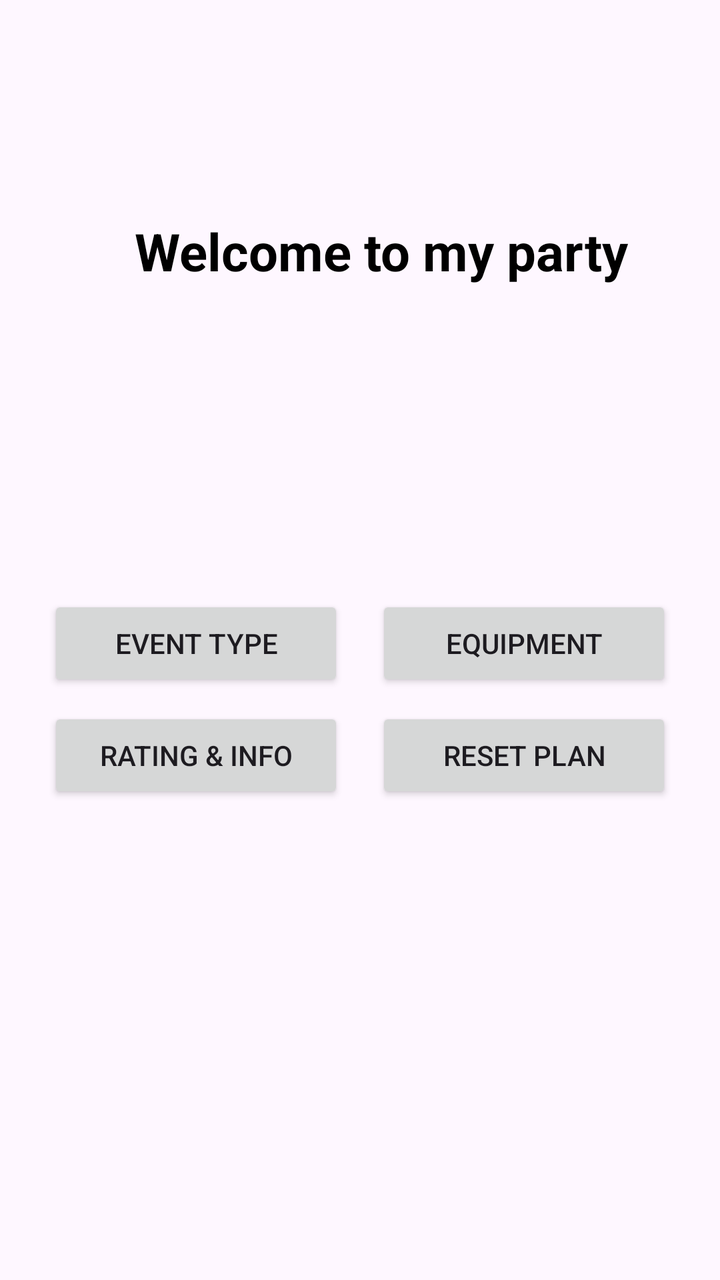
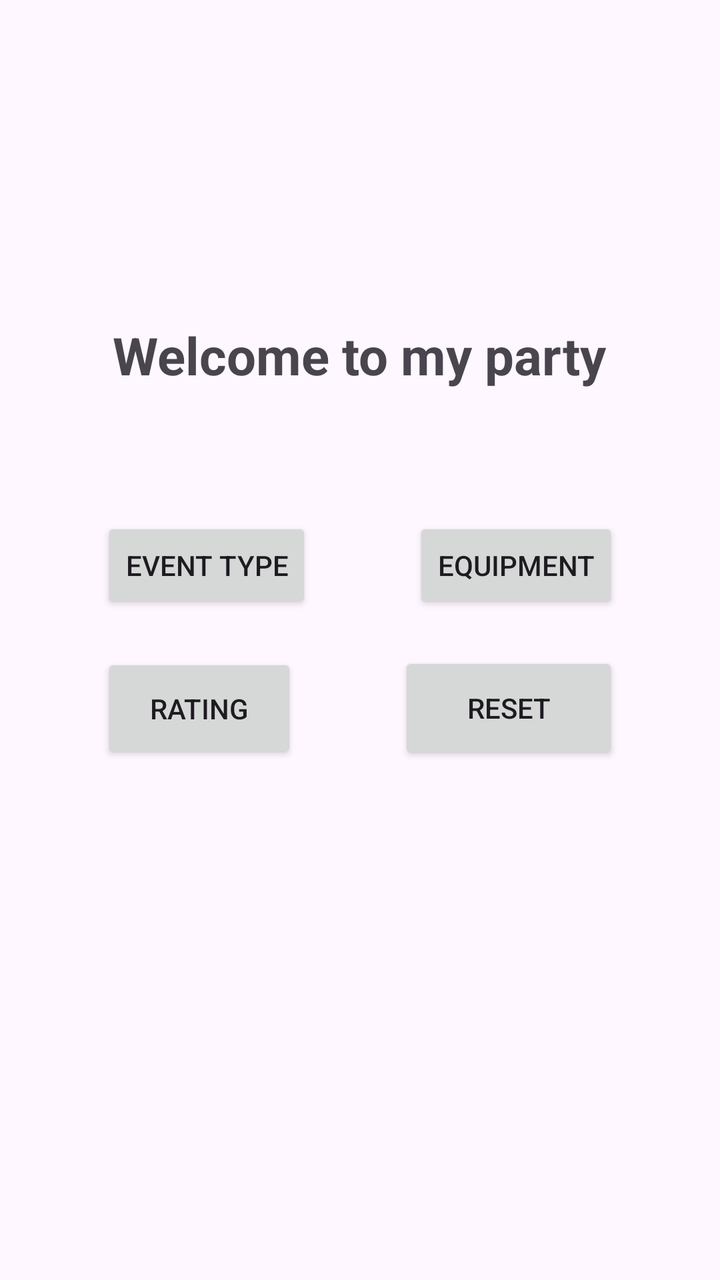

Screens rendered from an Android XML layout before and after an edit, with the pre-edit source and the edit as a unified diff.
<!-- AndroidManifest.xml: application theme Theme.Task13ya -->
<!-- res/layout/activity_main.xml -->
<?xml version="1.0" encoding="utf-8"?>
<androidx.constraintlayout.widget.ConstraintLayout xmlns:android="http://schemas.android.com/apk/res/android"
    xmlns:app="http://schemas.android.com/apk/res-auto"
    xmlns:tools="http://schemas.android.com/tools"
    android:id="@+id/main"
    android:layout_width="match_parent"
    android:layout_height="match_parent"
    android:padding="16dp"
    tools:context=".MainActivity">

    <TextView
        android:id="@+id/tvTitle"
        android:layout_width="wrap_content"
        android:layout_height="wrap_content"
        android:layout_marginTop="92dp"
        android:text="Welcome to my party"
        android:textColor="@android:color/black"
        android:textSize="26sp"
        android:textStyle="bold"
        app:layout_constraintEnd_toEndOf="parent"
        app:layout_constraintHorizontal_bias="0.631"
        app:layout_constraintStart_toStartOf="parent"
        app:layout_constraintTop_toTopOf="parent" />

    <androidx.constraintlayout.widget.Guideline
        android:id="@+id/guideline_center"
        android:layout_width="wrap_content"
        android:layout_height="wrap_content"
        android:orientation="horizontal"
        app:layout_constraintGuide_percent="0.45" />

    <Button
        android:id="@+id/btn1"
        android:layout_width="0dp"
        android:layout_height="wrap_content"
        android:text="Event Type"
        android:layout_margin="8dp"
        app:layout_constraintTop_toBottomOf="@id/guideline_center"
        app:layout_constraintStart_toStartOf="parent"
        app:layout_constraintEnd_toStartOf="@+id/btn2" />

    <Button
        android:id="@+id/btn2"
        android:layout_width="0dp"
        android:layout_height="wrap_content"
        android:text="Equipment"
        android:layout_margin="8dp"
        app:layout_constraintTop_toBottomOf="@id/guideline_center"
        app:layout_constraintStart_toEndOf="@id/btn1"
        app:layout_constraintEnd_toEndOf="parent" />

    <Button
        android:id="@+id/btn3"
        android:layout_width="0dp"
        android:layout_height="wrap_content"
        android:text="Rating &amp; Info"
        android:layout_margin="8dp"
        app:layout_constraintTop_toBottomOf="@id/btn1"
        app:layout_constraintStart_toStartOf="parent"
        app:layout_constraintEnd_toStartOf="@+id/btn4" />

    <Button
        android:id="@+id/btn4"
        android:layout_width="0dp"
        android:layout_height="wrap_content"
        android:text="Reset Plan"
        android:layout_margin="8dp"
        app:layout_constraintTop_toBottomOf="@id/btn2"
        app:layout_constraintStart_toEndOf="@id/btn3"
        app:layout_constraintEnd_toEndOf="parent" />

</androidx.constraintlayout.widget.ConstraintLayout>
<!-- resources referenced by this layout -->
<resources>
  <style name="Theme.Task13ya" parent="Base.Theme.Task13ya" />
  <style name="Base.Theme.Task13ya" parent="Theme.Material3.DayNight.NoActionBar">
          
          
      </style>
</resources>

<!-- the commit's change to res/layout/activity_main.xml (unified diff, before → after) -->
@@ -5,68 +5,61 @@
     android:id="@+id/main"
     android:layout_width="match_parent"
     android:layout_height="match_parent"
-    android:padding="16dp"
     tools:context=".MainActivity">
 
     <TextView
         android:id="@+id/tvTitle"
         android:layout_width="wrap_content"
         android:layout_height="wrap_content"
-        android:layout_marginTop="92dp"
+        android:layout_marginTop="160dp"
         android:text="Welcome to my party"
-        android:textColor="@android:color/black"
         android:textSize="26sp"
         android:textStyle="bold"
         app:layout_constraintEnd_toEndOf="parent"
-        app:layout_constraintHorizontal_bias="0.631"
+        app:layout_constraintHorizontal_bias="0.496"
         app:layout_constraintStart_toStartOf="parent"
         app:layout_constraintTop_toTopOf="parent" />
 
-    <androidx.constraintlayout.widget.Guideline
-        android:id="@+id/guideline_center"
+    <Button
+        android:id="@+id/btn1"
         android:layout_width="wrap_content"
         android:layout_height="wrap_content"
-        android:orientation="horizontal"
-        app:layout_constraintGuide_percent="0.45" />
-
-    <Button
-        android:id="@+id/btn1"
-        android:layout_width="0dp"
-        android:layout_height="wrap_content"
         android:text="Event Type"
-        android:layout_margin="8dp"
-        app:layout_constraintTop_toBottomOf="@id/guideline_center"
+        app:layout_constraintBottom_toTopOf="@+id/btn3"
+        app:layout_constraintEnd_toStartOf="@+id/btn2"
         app:layout_constraintStart_toStartOf="parent"
-        app:layout_constraintEnd_toStartOf="@+id/btn2" />
+        app:layout_constraintTop_toTopOf="parent"
+        app:layout_constraintVertical_chainStyle="packed" />
 
     <Button
         android:id="@+id/btn2"
-        android:layout_width="0dp"
+        android:layout_width="wrap_content"
         android:layout_height="wrap_content"
         android:text="Equipment"
-        android:layout_margin="8dp"
-        app:layout_constraintTop_toBottomOf="@id/guideline_center"
-        app:layout_constraintStart_toEndOf="@id/btn1"
-        app:layout_constraintEnd_toEndOf="parent" />
+        app:layout_constraintBottom_toBottomOf="@+id/btn1"
+        app:layout_constraintEnd_toEndOf="parent"
+        app:layout_constraintStart_toEndOf="@+id/btn1"
+        app:layout_constraintTop_toTopOf="@+id/btn1" />
 
     <Button
         android:id="@+id/btn3"
-        android:layout_width="0dp"
-        android:layout_height="wrap_content"
-        android:text="Rating &amp; Info"
-        android:layout_margin="8dp"
-        app:layout_constraintTop_toBottomOf="@id/btn1"
+        android:layout_width="98dp"
+        android:layout_height="55dp"
+        android:layout_marginTop="20dp"
+        android:text="Rating"
+        app:layout_constraintBottom_toBottomOf="parent"
+        app:layout_constraintEnd_toStartOf="@+id/btn4"
         app:layout_constraintStart_toStartOf="parent"
-        app:layout_constraintEnd_toStartOf="@+id/btn4" />
+        app:layout_constraintTop_toBottomOf="@+id/btn1" />
 
     <Button
         android:id="@+id/btn4"
-        android:layout_width="0dp"
-        android:layout_height="wrap_content"
-        android:text="Reset Plan"
-        android:layout_margin="8dp"
-        app:layout_constraintTop_toBottomOf="@id/btn2"
-        app:layout_constraintStart_toEndOf="@id/btn3"
-        app:layout_constraintEnd_toEndOf="parent" />
+        android:layout_width="110dp"
+        android:layout_height="56dp"
+        android:text="Reset"
+        app:layout_constraintBottom_toBottomOf="@+id/btn3"
+        app:layout_constraintEnd_toEndOf="parent"
+        app:layout_constraintStart_toEndOf="@+id/btn3"
+        app:layout_constraintTop_toTopOf="@+id/btn3" />
 
 </androidx.constraintlayout.widget.ConstraintLayout>
